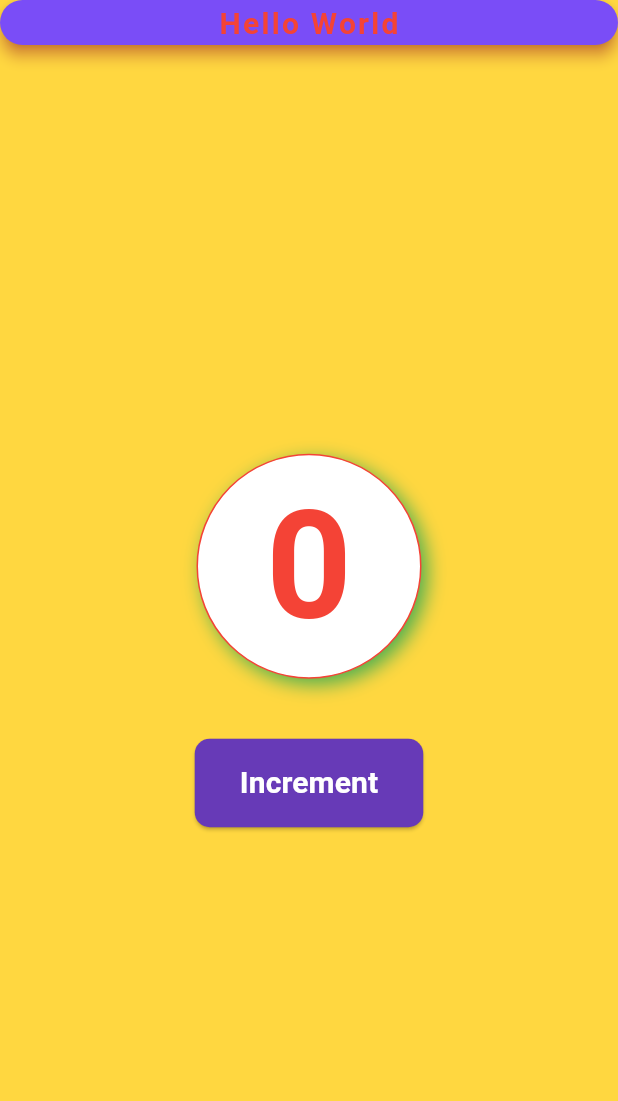
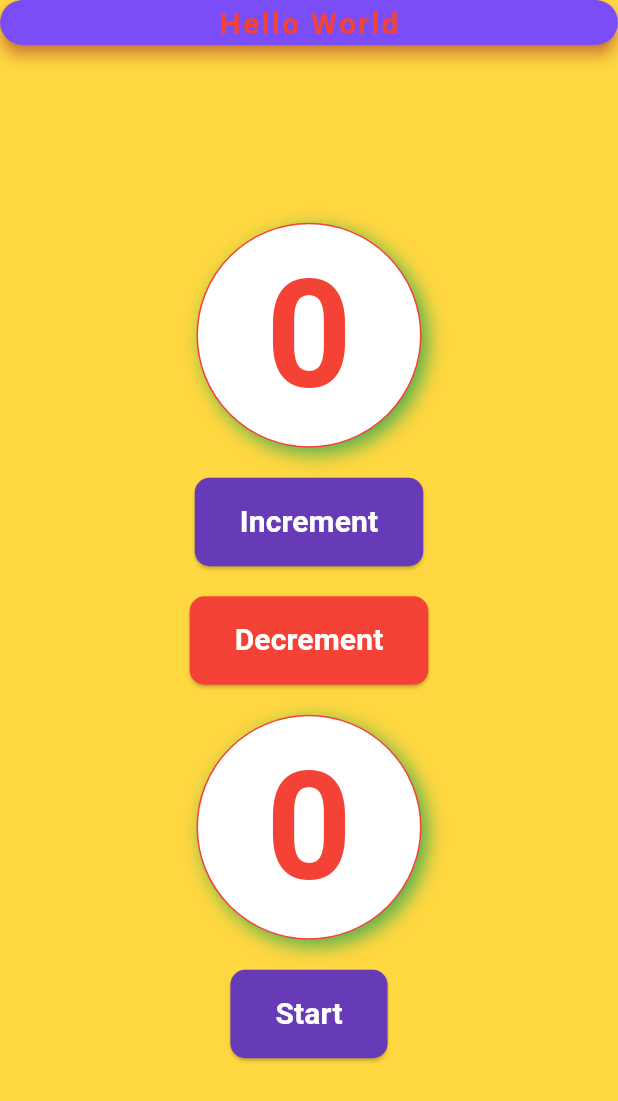
Before and after one commit to ranjitkc7/Flutter-Intro, a Flutter app: the screen it shows after launch, on a phone screen of 412 x 824 dp. Shown: the top 1101 px of the screen. Run offline on Flutter 3.47's test engine with Material 3 defaults, Android fonts, the phone set to English and light mode, and no system bars.

```diff
--- a/lib/main.dart
+++ b/lib/main.dart
@@ -1,4 +1,5 @@
 import 'package:flutter/material.dart';
+import 'dart:async';
 
 void main() {
   runApp(const MyApp());
@@ -13,6 +14,31 @@ class MyApp extends StatefulWidget {
 
 class _MyAppState extends State<MyApp> {
   int counter = 0;
+  int second = 0;
+  bool isRunning = false;
+  Timer? timer;
+
+  void toggleTimer() {
+    if (isRunning) {
+      timer?.cancel();
+    } else {
+      timer = Timer.periodic(const Duration(seconds: 1), (timer) {
+        setState(() {
+          second++;
+        });
+      });
+    }
+
+    setState(() {
+      isRunning = !isRunning;
+    });
+  }
+
+  @override
+  void dispose() {
+    timer?.cancel();
+    super.dispose();
+  }
 
   @override
   Widget build(BuildContext context) {
@@ -68,7 +94,7 @@ class _MyAppState extends State<MyApp> {
                   ),
                 ),
               ),
-              const SizedBox(height: 40),
+              const SizedBox(height: 20),
               ElevatedButton(
                 onPressed: () {
                   setState(() {
@@ -94,6 +120,82 @@ class _MyAppState extends State<MyApp> {
                   ),
                 ),
               ),
+              const SizedBox(height: 20),
+              ElevatedButton(
+                onPressed: () {
+                  setState(() {
+                    counter--;
+                  });
+                },
+                style: ElevatedButton.styleFrom(
+                  backgroundColor: Colors.red,
+                  padding: const EdgeInsets.symmetric(
+                    horizontal: 30,
+                    vertical: 15,
+                  ),
+                  shape: RoundedRectangleBorder(
+                    borderRadius: BorderRadius.circular(10),
+                  ),
+                ),
+                child: const Text(
+                  "Decrement",
+                  style: TextStyle(
+                    fontSize: 20,
+                    fontWeight: FontWeight.bold,
+                    color: Colors.white,
+                  ),
+                ),
+              ),
+              const SizedBox(height: 20),
+
+              Container(
+                width: 150,
+                height: 150,
+                decoration: BoxDecoration(
+                  color: Colors.white,
+                  borderRadius: BorderRadius.circular(100),
+                  border: Border.all(color: Colors.red, width: 1),
+                  boxShadow: const [
+                    BoxShadow(
+                      color: Colors.green,
+                      blurRadius: 10,
+                      offset: Offset(4, 4),
+                    ),
+                  ],
+                ),
+                alignment: Alignment.center,
+                child: Text(
+                  "$second",
+                  style: const TextStyle(
+                    fontSize: 100,
+                    fontWeight: FontWeight.bold,
+                    color: Colors.red,
+                    letterSpacing: 1.5,
+                  ),
+                ),
+              ),
+              const SizedBox(height: 20),
+              ElevatedButton(
+                onPressed: toggleTimer,
+                style: ElevatedButton.styleFrom(
+                  backgroundColor: isRunning ? Colors.red : Colors.deepPurple,
+                  padding: const EdgeInsets.symmetric(
+                    horizontal: 30,
+                    vertical: 15,
+                  ),
+                  shape: RoundedRectangleBorder(
+                    borderRadius: BorderRadius.circular(10),
+                  ),
+                ),
+                child: Text(
+                  isRunning ? "Stop" : "Start",
+                  style: const TextStyle(
+                    fontSize: 20,
+                    fontWeight: FontWeight.bold,
+                    color: Colors.white,
+                  ),
+                ),
+              ),
             ],
           ),
         ),
```
